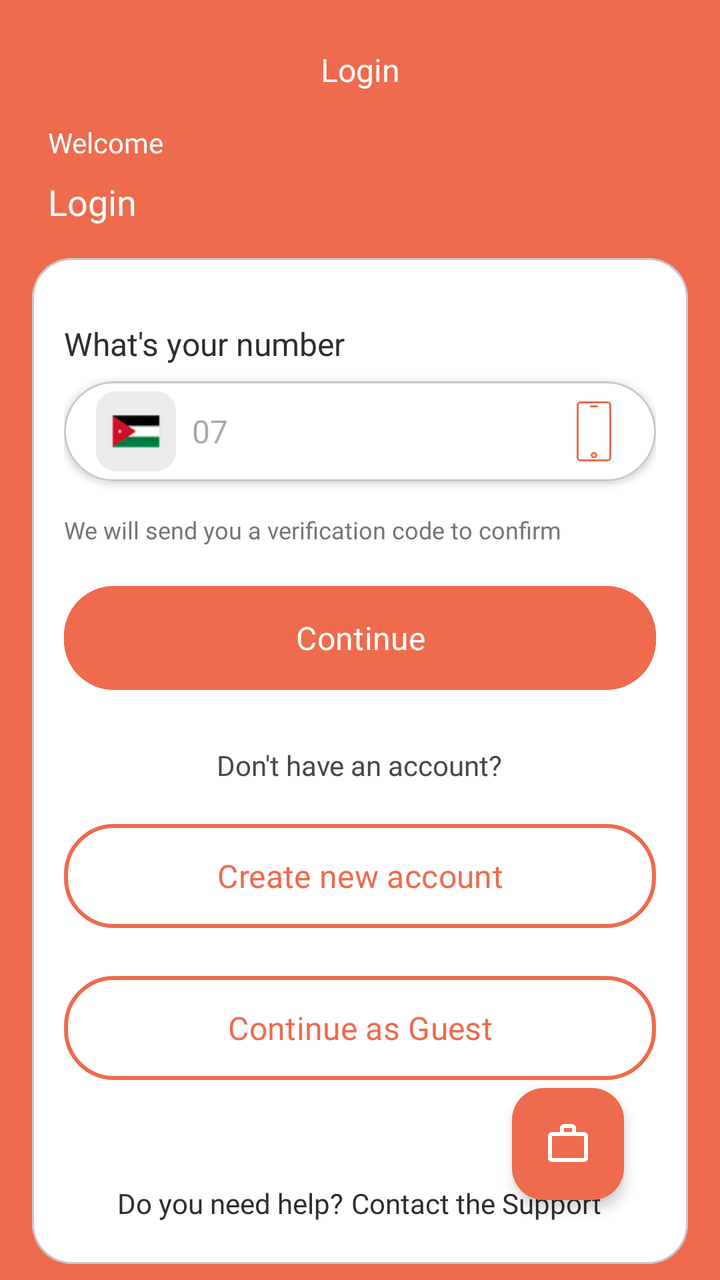
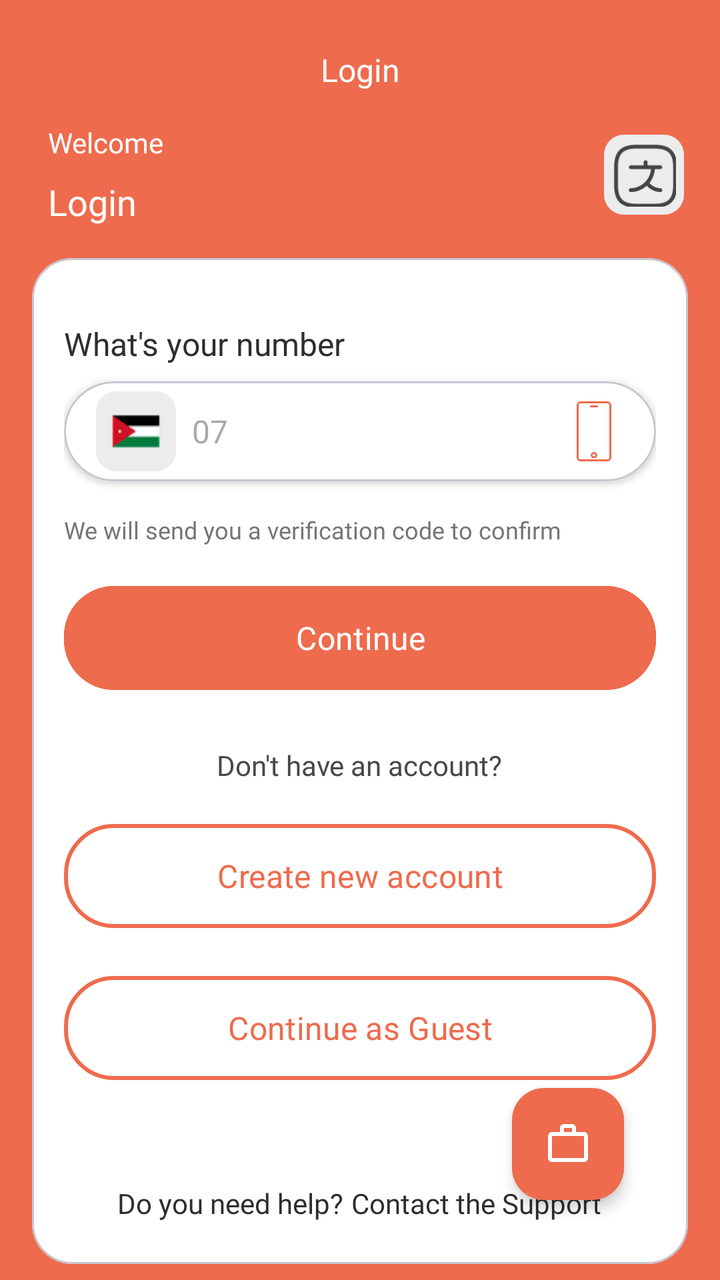

Screens rendered from an Android XML layout before and after an edit, with the pre-edit source and the edit as a unified diff.
<!-- AndroidManifest.xml: application theme Theme.Marasy -->
<!-- res/layout/activity_login.xml -->
<?xml version="1.0" encoding="utf-8"?>
<androidx.constraintlayout.widget.ConstraintLayout xmlns:android="http://schemas.android.com/apk/res/android"
    xmlns:app="http://schemas.android.com/apk/res-auto"
    xmlns:tools="http://schemas.android.com/tools"
    android:id="@+id/main"
    android:layout_width="match_parent"
    android:layout_height="match_parent"
    android:background="@color/orange"
    android:fitsSystemWindows="true"
    android:padding="8dp"
    tools:context=".ui.activities.LoginActivity">

    <TextView
        android:id="@+id/loginText"
        android:layout_width="wrap_content"
        android:layout_height="wrap_content"
        android:layout_marginTop="16dp"
        android:fontFamily="@font/cairo_bold"
        android:text="@string/login"
        android:textColor="@color/white"
        android:textSize="16sp"
        app:layout_constraintEnd_toEndOf="parent"
        app:layout_constraintStart_toStartOf="parent"
        app:layout_constraintTop_toTopOf="parent" />

    <TextView
        android:id="@+id/welcomeText"
        android:layout_width="wrap_content"
        android:layout_height="wrap_content"
        android:layout_marginStart="16dp"
        android:layout_marginTop="16dp"
        android:fontFamily="@font/cairo_regular"
        android:text="@string/welcome"
        android:textColor="@color/white"
        app:layout_constraintStart_toStartOf="parent"
        app:layout_constraintTop_toBottomOf="@id/loginText" />

    <TextView
        android:id="@+id/loginText2"
        android:layout_width="wrap_content"
        android:layout_height="wrap_content"
        android:layout_marginTop="8dp"
        android:fontFamily="@font/cairo_bold"
        android:text="@string/login"
        android:textColor="@color/white"
        android:textSize="18sp"
        app:layout_constraintStart_toStartOf="@id/welcomeText"
        app:layout_constraintTop_toBottomOf="@id/welcomeText" />

    <com.google.android.material.card.MaterialCardView
        android:id="@+id/loginCard"
        android:layout_width="match_parent"
        android:layout_height="0dp"
        android:layout_marginTop="16dp"
        android:layout_marginHorizontal="8dp"
        app:cardCornerRadius="20dp"
        app:cardElevation="0dp"
        app:cardBackgroundColor="@android:color/white"
        app:layout_constraintStart_toStartOf="parent"
        app:layout_constraintEnd_toEndOf="parent"
        app:layout_constraintBottom_toBottomOf="parent"
        app:layout_constraintTop_toBottomOf="@id/loginText2">

    <androidx.constraintlayout.widget.ConstraintLayout
        android:layout_width="match_parent"
        android:layout_height="match_parent"
        android:padding="16dp">

    <LinearLayout
        android:id="@+id/loginContent"
        android:layout_width="match_parent"
        android:layout_height="wrap_content"
        android:orientation="vertical"
        app:layout_constraintTop_toTopOf="parent"
        app:layout_constraintStart_toStartOf="parent"
        app:layout_constraintEnd_toEndOf="parent">

        <TextView
            android:layout_width="wrap_content"
            android:layout_height="wrap_content"
            android:layout_marginTop="16dp"
                android:text="@string/what_s_your_number"
            android:textColor="@color/black_text"
            android:textSize="16sp" />

        <com.google.android.material.card.MaterialCardView
            android:layout_width="match_parent"
            android:layout_height="50dp"
            android:layout_marginTop="8dp"
            android:backgroundTint="@android:color/white"
            app:cardCornerRadius="28dp"
            app:cardElevation="2dp">

            <androidx.constraintlayout.widget.ConstraintLayout
                android:layout_width="match_parent"
                android:layout_height="match_parent"
                android:paddingStart="8dp"
                android:paddingEnd="8dp">

                <ImageView
                    android:id="@+id/image_flag"
                    android:layout_width="40dp"
                    android:layout_height="40dp"
                    android:layout_marginStart="8dp"
                    android:background="@drawable/flag_background"
                    android:padding="4dp"
                    android:scaleType="centerCrop"
                    android:src="@drawable/jordan"
                    app:layout_constraintBottom_toBottomOf="parent"
                    app:layout_constraintStart_toStartOf="parent"
                    app:layout_constraintTop_toTopOf="parent" />

                <EditText
                    android:id="@+id/editTextPhone"
                    android:layout_width="0dp"
                    android:layout_height="50dp"
                    android:background="@null"
                    android:gravity="center_vertical"
                    android:hint="07"
                    android:inputType="phone"
                    android:paddingStart="8dp"
                    android:paddingEnd="8dp"
                    android:textColor="@color/black_text"
                    android:textSize="16sp"
                    app:layout_constraintBottom_toBottomOf="parent"
                    app:layout_constraintEnd_toStartOf="@id/image_icon"
                    app:layout_constraintStart_toEndOf="@id/image_flag"
                    app:layout_constraintTop_toTopOf="parent" />


                <ImageView
                    android:id="@+id/image_icon"
                    android:layout_width="30dp"
                    android:layout_height="30dp"
                    android:layout_marginEnd="8dp"
                    android:src="@drawable/smartphone"
                    app:layout_constraintBottom_toBottomOf="parent"
                    app:layout_constraintEnd_toEndOf="parent"
                    app:layout_constraintTop_toTopOf="parent"
                    app:tint="@color/orange" />
            </androidx.constraintlayout.widget.ConstraintLayout>
        </com.google.android.material.card.MaterialCardView>

        <TextView
            android:layout_width="wrap_content"
            android:layout_height="wrap_content"
            android:layout_marginTop="16dp"
            android:fontFamily="@font/cairo_regular"
            android:text="@string/we_will_send_you_a_verifcation_code"
            android:textColor="#757575"
            android:textSize="12sp" />

        <com.google.android.material.button.MaterialButton
            android:id="@+id/loginButton"
            android:layout_width="match_parent"
            android:layout_height="60dp"
            android:layout_marginTop="16dp"
            android:backgroundTint="@color/orange"
            android:fontFamily="@font/cairo_bold"
            android:text="@string/continue2"
            android:textColor="@color/white"
            android:textSize="16sp"
            app:cornerRadius="25dp" />

        <TextView
            android:layout_width="wrap_content"
            android:layout_height="wrap_content"
            android:layout_gravity="center"
            android:layout_marginTop="24dp"
            android:fontFamily="@font/cairo_regular"
            android:text="@string/don_t_have_an_account"
            android:textColor="#474747"
            android:textSize="14sp" />

        <com.google.android.material.button.MaterialButton
            android:id="@+id/createAccountButton"
            android:layout_width="match_parent"
            android:layout_height="60dp"
            android:layout_marginTop="16dp"
            android:backgroundTint="@color/white"
            android:fontFamily="@font/cairo_bold"
            android:text="@string/create_new_account"
            android:textColor="@color/orange"
            android:textSize="16sp"
            app:cornerRadius="25dp"
            app:strokeColor="@color/orange"
            app:strokeWidth="2dp" />


        <com.google.android.material.button.MaterialButton
            android:id="@+id/guestButton"
            android:layout_width="match_parent"
            android:layout_height="60dp"
            android:layout_marginTop="16dp"
            android:backgroundTint="@color/white"
            android:fontFamily="@font/cairo_bold"
            android:text="@string/continue_as_guest"
            android:textColor="@color/orange"
            android:textSize="16sp"
            app:cornerRadius="25dp"
            app:strokeColor="@color/orange"
            app:strokeWidth="2dp" />

        <LinearLayout
            android:layout_width="match_parent"
            android:layout_height="wrap_content"
            android:layout_marginHorizontal="8dp"
            android:layout_marginTop="48dp"
            android:gravity="center">

            <TextView
                android:layout_width="wrap_content"
                android:layout_height="wrap_content"
                android:fontFamily="@font/cairo_regular"
                android:text="@string/do_you_need_help"
                android:textColor="@color/black_text"
                android:textSize="14sp" />

            <TextView
                android:id="@+id/contactText"
                android:layout_width="wrap_content"
                android:layout_height="wrap_content"
                android:layout_marginStart="4dp"
                android:fontFamily="@font/cairo_bold"
                android:text="@string/contact_the_suppourt"
                android:textColor="@color/black_text"
                android:textSize="14sp" />
        </LinearLayout>
    </LinearLayout>

    <com.google.android.material.floatingactionbutton.FloatingActionButton
        android:id="@+id/employeePortalButton"
        android:layout_width="wrap_content"
        android:layout_height="wrap_content"
        android:layout_marginEnd="16dp"
        android:layout_marginBottom="16dp"
        android:src="@drawable/baseline_work_24"
        app:backgroundTint="@color/orange"
        app:tint="@color/white"
        app:elevation="4dp"
        app:layout_constraintBottom_toBottomOf="parent"
        app:layout_constraintEnd_toEndOf="parent" />
    </androidx.constraintlayout.widget.ConstraintLayout>
    </com.google.android.material.card.MaterialCardView>
</androidx.constraintlayout.widget.ConstraintLayout>
<!-- resources referenced by this layout -->
<resources>
  <color name="black_text">#2D2D2D</color>
  <color name="orange">#EE6B4D</color>
  <color name="white">#FFFFFFFF</color>
  <!-- drawable baseline_work_24 (drawable) -->
  <vector xmlns:android="http://schemas.android.com/apk/res/android"
      android:width="24dp"
      android:height="24dp"
      android:viewportWidth="24"
      android:viewportHeight="24"
      android:tint="?attr/colorControlNormal">
      <path
          android:fillColor="@android:color/white"
          android:pathData="M20,6h-4V4c0,-1.11 -0.89,-2 -2,-2h-4c-1.11,0 -2,0.89 -2,2v2L4,6c-1.11,0 -1.99,0.89 -1.99,2L2,19c0,1.11 0.89,2 2,2h16c1.11,0 2,-0.89 2,-2L22,8c0,-1.11 -0.89,-2 -2,-2zM10,4h4v2h-4V4zM20,19L4,19v-11h16v11z"/>
  </vector>
  <!-- drawable flag_background (drawable) -->
  <?xml version="1.0" encoding="utf-8"?>
  <shape xmlns:android="http://schemas.android.com/apk/res/android"
      android:shape="rectangle">
      <corners android:radius="10dp"/>
      <solid android:color="#ECECEC"/>
  </shape>
  <!-- drawable jordan: png bitmap (drawable, 768 bytes) -->
  <!-- drawable smartphone: png bitmap (drawable, 7172 bytes) -->
  <string name="contact_the_suppourt">Contact the Support</string>
  <string name="continue2">Continue</string>
  <string name="continue_as_guest">Continue as Guest</string>
  <string name="create_new_account">Create new account</string>
  <string name="do_you_need_help">Do you need help?</string>
  <string name="don_t_have_an_account">Don\'t have an account?</string>
  <string name="login">Login</string>
  <string name="we_will_send_you_a_verifcation_code">We will send you a verification code to confirm</string>
  <string name="welcome">Welcome</string>
  <string name="what_s_your_number">What\'s your number</string>
  <style name="Theme.Marasy" parent="Base.Theme.Marasy" />
  <style name="Base.Theme.Marasy" parent="Theme.Material3.DayNight.NoActionBar">
          
          
          <item name="android:statusBarColor">@color/white</item>
          <item name="colorPrimary">@color/white</item>
          <item name="android:windowLightStatusBar">true</item>
          <item name="android:navigationBarColor">@android:color/transparent</item>
      </style>
</resources>

<!-- the commit's change to res/layout/activity_login.xml (unified diff, before → after) -->
@@ -22,6 +22,19 @@
         app:layout_constraintEnd_toEndOf="parent"
         app:layout_constraintStart_toStartOf="parent"
         app:layout_constraintTop_toTopOf="parent" />
+
+    <ImageView
+        android:id="@+id/lang_icon"
+        android:layout_width="40dp"
+        android:layout_height="40dp"
+        android:background="@drawable/flag_background"
+        android:padding="4dp"
+        android:layout_marginHorizontal="10dp"
+        android:scaleType="centerCrop"
+        android:src="@drawable/language"
+        app:layout_constraintBottom_toTopOf="@+id/loginCard"
+        app:layout_constraintEnd_toEndOf="parent"
+        app:layout_constraintTop_toBottomOf="@id/loginText" />
 
     <TextView
         android:id="@+id/welcomeText"
@@ -150,17 +163,34 @@
             android:textColor="#757575"
             android:textSize="12sp" />
 
-        <com.google.android.material.button.MaterialButton
-            android:id="@+id/loginButton"
+        <FrameLayout
             android:layout_width="match_parent"
             android:layout_height="60dp"
-            android:layout_marginTop="16dp"
-            android:backgroundTint="@color/orange"
-            android:fontFamily="@font/cairo_bold"
-            android:text="@string/continue2"
-            android:textColor="@color/white"
-            android:textSize="16sp"
-            app:cornerRadius="25dp" />
+            android:layout_marginTop="16dp">
+
+            <com.google.android.material.button.MaterialButton
+                android:id="@+id/loginButton"
+                android:layout_width="match_parent"
+                android:layout_height="60dp"
+                android:backgroundTint="@color/orange"
+                android:fontFamily="@font/cairo_bold"
+                android:text="@string/continue2"
+                android:textColor="@color/white"
+                android:textSize="16sp"
+                app:cornerRadius="25dp" />
+
+            <com.google.android.material.progressindicator.CircularProgressIndicator
+                android:id="@+id/loginProgressBar"
+                android:layout_width="wrap_content"
+                android:layout_height="wrap_content"
+                android:layout_gravity="center"
+                android:visibility="gone"
+                app:indicatorColor="@color/white"
+                app:indicatorSize="28dp"
+                app:trackColor="@android:color/transparent"
+                app:trackThickness="3dp" />
+
+        </FrameLayout>
 
         <TextView
             android:layout_width="wrap_content"
<!-- resource entries referenced after the edit -->
@@ -22,6 +22,7 @@
       <solid android:color="#ECECEC"/>
   </shape>
   <!-- drawable jordan: png bitmap (drawable, 768 bytes) -->
+  <!-- drawable language: png bitmap (drawable, 2907 bytes) -->
   <!-- drawable smartphone: png bitmap (drawable, 7172 bytes) -->
   <string name="contact_the_suppourt">Contact the Support</string>
   <string name="continue2">Continue</string>
